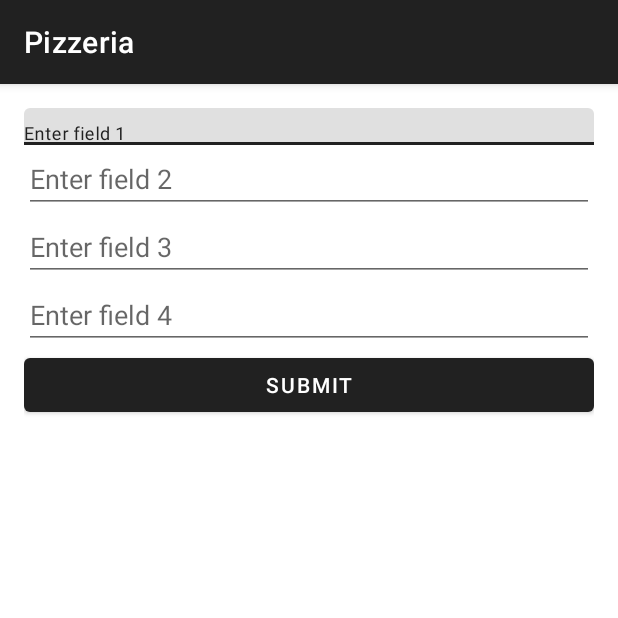
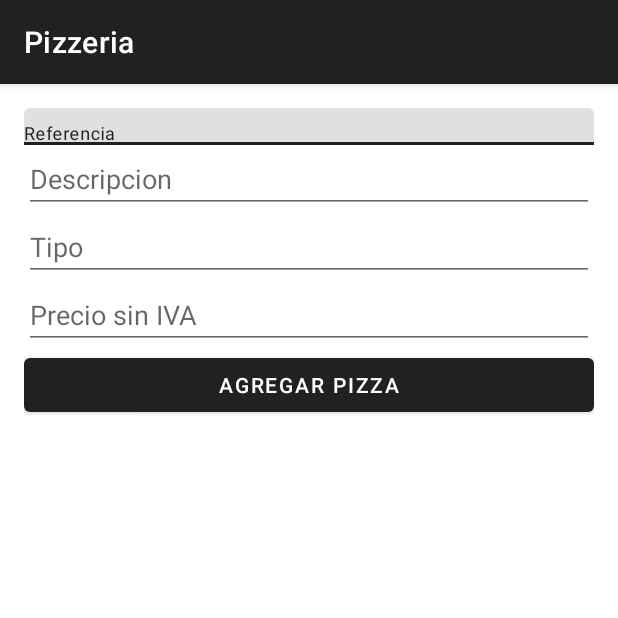
Before and after one commit to N1KFY/pizza, an Android app: the secondActivity screen opened directly, with no data from a screen before it, on a phone screen of 412 x 824 dp, the top half of it. Run offline under Robolectric (Android 15) with nearby library versions, the phone set to English and light mode, and no system bars.

Commit message:
Buscar, IVA, Agregar, Filtros(alguna combinacion no funciona)

```diff
--- a/app/src/main/java/com/epia/gestion_pizzeria_ac03/interfaces/MainActivity.kt
+++ b/app/src/main/java/com/epia/gestion_pizzeria_ac03/interfaces/MainActivity.kt
@@ -100,11 +100,11 @@ class MainActivity : AppCompatActivity() {
             R.id.itemOrdenar -> {
 
                 item.isChecked = !item.isChecked
+                itemRefDesc.isChecked = false
 
                 if (item.isChecked &&
                     (itemPi.isChecked || itemPc.isChecked || itemPv.isChecked || itemTo.isChecked)) {
 
-                    itemRefDesc.isChecked = false
                     Toast.makeText(this, "Orden por referencia activado", Toast.LENGTH_SHORT).show()
                     listaPizzas = ordenarPorReferenciaFiltro(listaPizzas)
                     mostrarPizzasFiltros(listaPizzas)
@@ -126,11 +126,11 @@ class MainActivity : AppCompatActivity() {
             R.id.itemRefDesc -> {
 
                 item.isChecked = !item.isChecked
+                itemOrdenar.isChecked = false
 
                 if (item.isChecked &&
                     (itemPi.isChecked || itemPc.isChecked || itemPv.isChecked || itemTo.isChecked)) {
 
-                    itemOrdenar.isChecked = false
                     Toast.makeText(this, "Orden por referencia activado", Toast.LENGTH_SHORT).show()
                     listaPizzas = ordenarPorReferenciaDescripcionFiltro(listaPizzas)
                     mostrarPizzasFiltros(listaPizzas)
--- a/app/src/main/res/layout/intent_agregar.xml
+++ b/app/src/main/res/layout/intent_agregar.xml
@@ -10,7 +10,7 @@
         android:id="@+id/textInputLayout1"
         android:layout_width="match_parent"
         android:layout_height="wrap_content"
-        android:hint="Enter field 1">
+        android:hint="Referencia">
 
         <AutoCompleteTextView
             android:id="@+id/editText1"
@@ -23,23 +23,23 @@
         android:id="@+id/editText2"
         android:layout_width="match_parent"
         android:layout_height="wrap_content"
-        android:hint="Enter field 2" />
+        android:hint="Descripcion" />
 
     <EditText
         android:id="@+id/editText3"
         android:layout_width="match_parent"
         android:layout_height="wrap_content"
-        android:hint="Enter field 3" />
+        android:hint="Tipo" />
 
     <EditText
         android:id="@+id/editText4"
         android:layout_width="match_parent"
         android:layout_height="wrap_content"
-        android:hint="Enter field 4" />
+        android:hint="Precio sin IVA" />
 
     <Button
         android:id="@+id/buttonSubmit"
         android:layout_width="match_parent"
         android:layout_height="wrap_content"
-        android:text="Submit" />
+        android:text="Agregar pizza" />
 </LinearLayout>
```
